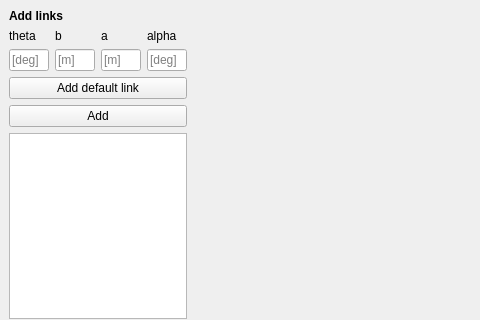
Above: robot_control/window.ui from martinloland/robot_control before the change; both pictures show x 0 to 480 and y 0 to 320 of the 1000 by 707 pixel window. Below: the same form after it.
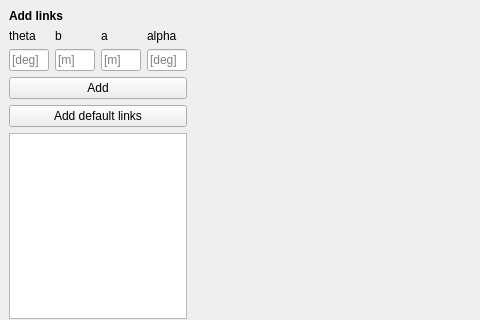
That is the form after the change. Custom widgets are drawn as their Qt base class.

```diff
--- a/robot_control/window.ui
+++ b/robot_control/window.ui
@@ -139,16 +139,16 @@
        </layout>
       </item>
       <item>
-       <widget class="QPushButton" name="btn_add_default">
+       <widget class="QPushButton" name="btn_add_link">
         <property name="text">
-         <string>Add default link</string>
+         <string>Add</string>
         </property>
        </widget>
       </item>
       <item>
-       <widget class="QPushButton" name="btn_add_link">
+       <widget class="QPushButton" name="btn_add_default">
         <property name="text">
-         <string>Add</string>
+         <string>Add default links</string>
         </property>
        </widget>
       </item>
```
